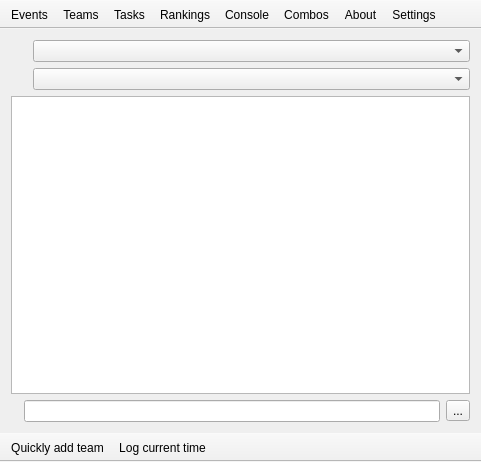
Qt form mainwindow.ui (FrankMamuda/ketoevent) before a commit.
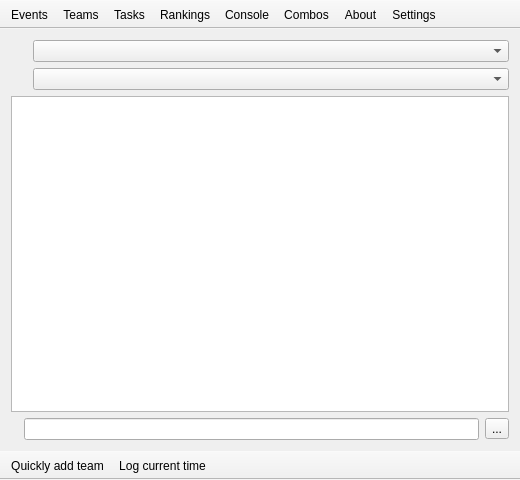
The same form after that commit. Icons and pictures are not drawn. Custom widgets are drawn as their Qt base class.

```diff
--- a/mainwindow.ui
+++ b/mainwindow.ui
@@ -6,8 +6,8 @@
    <rect>
     <x>0</x>
     <y>0</y>
-    <width>481</width>
-    <height>462</height>
+    <width>520</width>
+    <height>480</height>
    </rect>
   </property>
   <property name="windowTitle">
```
